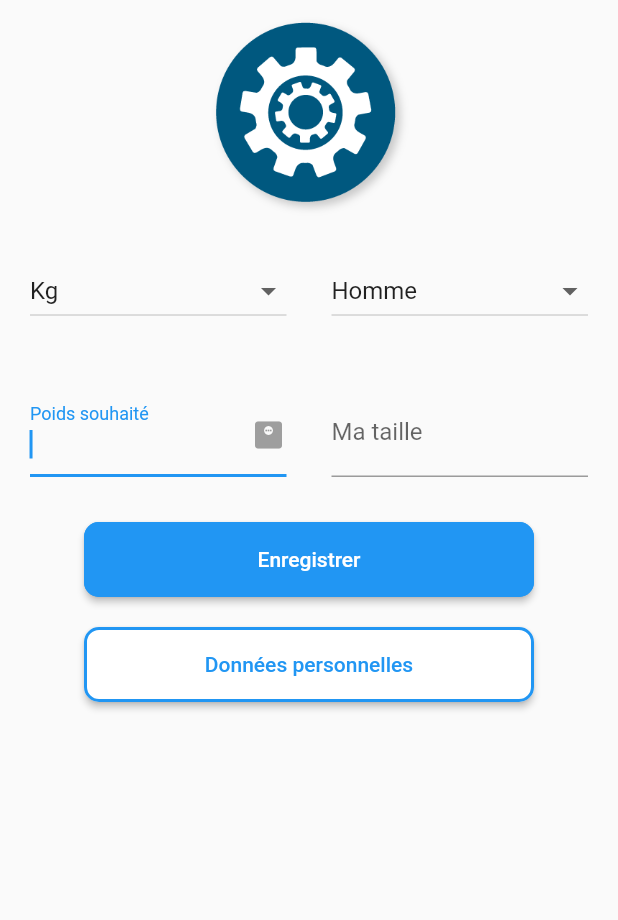
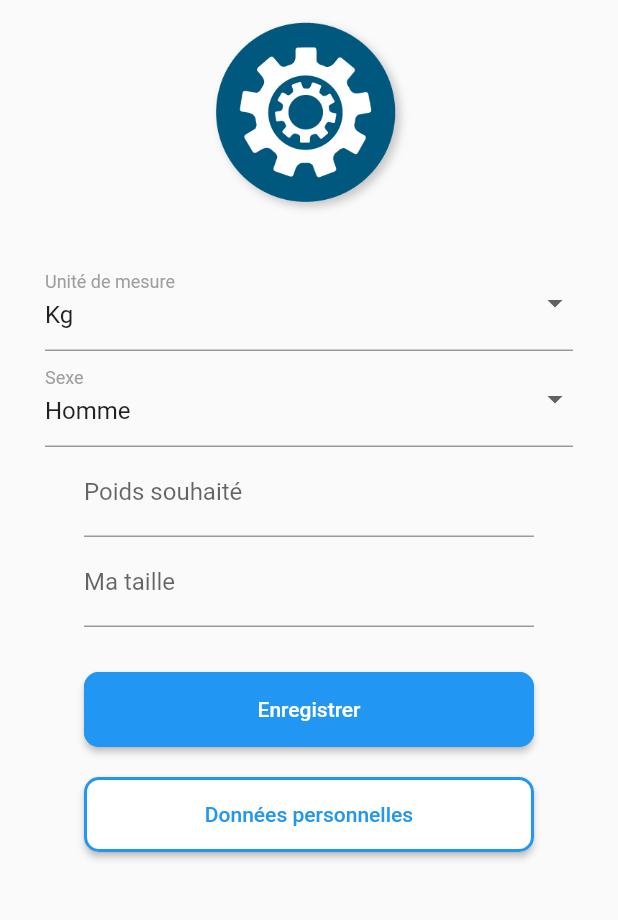
Before and after one commit to BalanceTonPoids/flutter, a Flutter app: the EditProfilePage screen opened directly, on a phone screen of 412 x 824 dp, the part 84-1004 px from its top. Run offline on Flutter 3.47's test engine with Material 2 defaults, Android fonts, the phone set to English and light mode, and no system bars; our stand-ins replace adaptive_theme, fl_chart, flutter_phoenix, flutter_secure_storage, flutter_spinkit, persistent_bottom_nav_bar and 1 more; accounts and stored records are empty.

Commit message:
Editprofil-route : update route name

```diff
--- a/lib/main.dart
+++ b/lib/main.dart
@@ -9,7 +9,7 @@ import './pages/welcome.dart';
 import 'pages/home.dart';
 import './theme/theme_manager.dart';
 import 'package:persistent_bottom_nav_bar/persistent_tab_view.dart';
-import 'package:balancetonpoids/pages/modifier_profil.dart';
+import 'package:balancetonpoids/pages/edit_profile.dart';
 
 void main() => runApp(Phoenix(child: const MyApp()));
 
--- a/lib/pages/modifier_profil.dart
+++ b/lib/pages/edit_profile.dart
@@ -63,25 +63,28 @@ class EditProfilePage extends StatelessWidget {
   Widget _buildPersonalInfoForm() {
     final _heightController = TextEditingController();
     final _weightFavoriteController = TextEditingController();
-    return Column(
-      children: <Widget>[
+    return Container(
+      padding: const EdgeInsets.all(20),
+      child: Column(
+        children: [
           Padding(
-            padding: const EdgeInsets.all(20.0),
-            child: Row(
-              mainAxisAlignment: MainAxisAlignment.spaceAround,
-              children: [
-                Expanded(
-                  child: DropdownButton(
+            padding: const EdgeInsets.only(left: 10, right: 10),
+            child: DropdownButtonFormField(
+              key: const Key('metric'),
               isExpanded: true,
               value: 'kg',
+              decoration: const InputDecoration(
+                labelText: 'Unité de mesure',
+                labelStyle: TextStyle(color: Colors.grey),
+              ),
               items: const [
                 DropdownMenuItem(
+                  value: 'kg',
                   child: Text('Kg'),
-                        value: 'kg',
                 ),
                 DropdownMenuItem(
+                  value: 'lbs',
                   child: Text('Lbs'),
-                        value: 'lbs',
                 )
               ],
               onChanged: (value) {
@@ -89,42 +92,37 @@ class EditProfilePage extends StatelessWidget {
               },
             ),
           ),
-                const SizedBox(width: 30.0),
-                Expanded(
-                    child: DropdownButton(
+          Padding(
+            padding: const EdgeInsets.only(left: 10, right: 10),
+            child: DropdownButtonFormField(
               isExpanded: true,
               value: 'H',
+              decoration: const InputDecoration(
+                labelText: 'Sexe',
+                labelStyle: TextStyle(color: Colors.grey),
+              ),
               items: const [
                 DropdownMenuItem(
+                  value: 'H',
                   child: Text('Homme'),
-                          value: 'H',
                 ),
                 DropdownMenuItem(
+                  value: 'F',
                   child: Text('Femme'),
-                          value: 'F',
                 ),
                 DropdownMenuItem(
+                  value: 'O',
                   child: Text('Autre'),
-                          value: 'O',
                 ),
               ],
               onChanged: (value) {
                 // Enregistrer les modifications
               },
-                    )
             ),
-              ],
-            )
           ),
-        Padding(
-            padding: const EdgeInsets.all(20.0),
-            child: Row(
-              mainAxisAlignment: MainAxisAlignment.spaceAround,
-              children: <Widget>[
-                Expanded(
-                  child: inputForm(
+          inputForm(
               _heightController,
-                      true,
+              false,
               false,
               true,
               true,
@@ -132,13 +130,11 @@ class EditProfilePage extends StatelessWidget {
               const Icon(
                 Icons.monitor_weight,
                 color: Colors.grey,
-                      )),
+              )
           ),
-                const SizedBox(width: 30.0),
-                Expanded(
-                  child: inputForm(
+          inputForm(
               _weightFavoriteController,
-                      true,
+              false,
               false,
               true,
               true,
@@ -146,12 +142,10 @@ class EditProfilePage extends StatelessWidget {
               const Icon(
                 Icons.height,
                 color: Colors.grey,
-                      )),
-                ),
-              ],
               )
           ),
         ],
+      ),
     );
   }
 }
--- a/lib/pages/home.dart
+++ b/lib/pages/home.dart
@@ -2,7 +2,7 @@ import 'package:balancetonpoids/pages/imc.dart';
 import 'dart:convert';
 
 import 'package:balancetonpoids/models/scale_data.dart';
-import 'package:balancetonpoids/pages/modifier_profil.dart';
+import 'package:balancetonpoids/pages/edit_profile.dart';
 import 'package:balancetonpoids/pages/profile.dart';
 import 'package:balancetonpoids/pages/weight.dart';
 import 'package:balancetonpoids/services/api_client.dart';
--- a/lib/pages/profile.dart
+++ b/lib/pages/profile.dart
@@ -1,5 +1,5 @@
 import 'package:balancetonpoids/pages/imc.dart';
-import 'package:balancetonpoids/pages/modifier_profil.dart';
+import 'package:balancetonpoids/pages/edit_profile.dart';
 import 'package:balancetonpoids/pages/stats.dart';
 import 'package:balancetonpoids/pages/welcome.dart';
 import 'package:balancetonpoids/services/empty_storage.dart';
```
Lines whose indentation alone changed are shown as unchanged.
